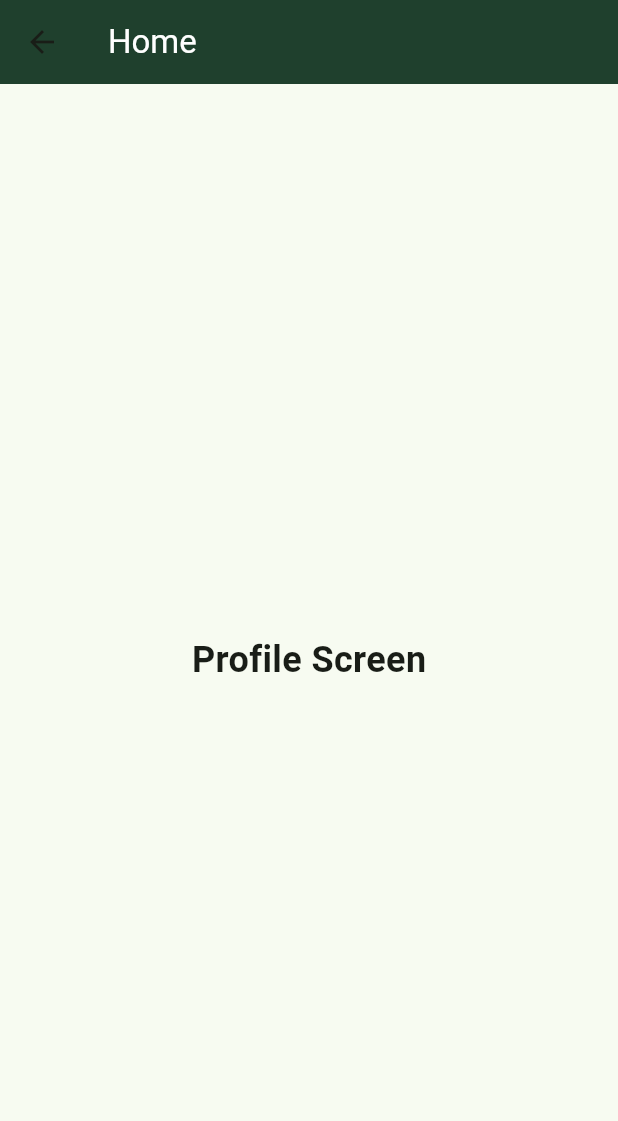
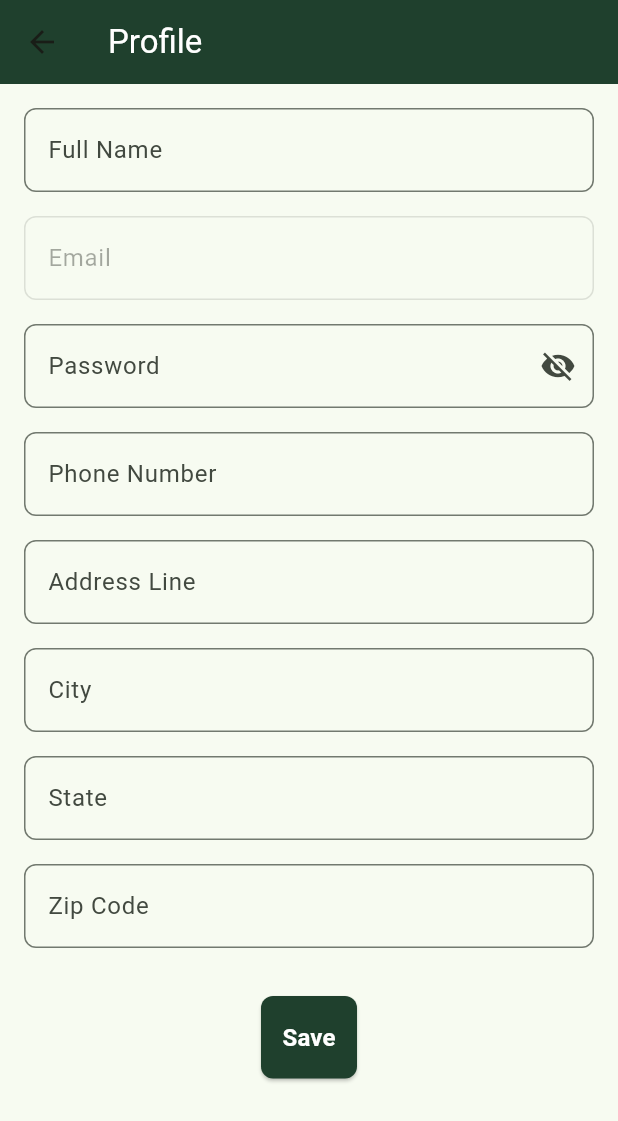
Before and after one commit to nikhil-s1nha/Resport, a Flutter app: the ProfileScreen screen opened by its route, on a phone screen of 412 x 824 dp. Shown: the top 1121 px of the screen. Run offline on Flutter 3.47's test engine with Material 3 defaults, Android fonts, the phone set to English and light mode, and no system bars; our stand-ins replace cloud_firestore, firebase_auth, firebase_core, firebase_database, firebase_storage, google_sign_in and 1 more; accounts and stored records are empty.

Commit message:
initial profile screen

```diff
--- a/lib/screens/profile_screen.dart
+++ b/lib/screens/profile_screen.dart
@@ -1,26 +1,191 @@
 import 'package:flutter/material.dart';
+import 'package:firebase_auth/firebase_auth.dart';
+import 'package:firebase_database/firebase_database.dart';
 
-class ProfileScreen extends StatelessWidget {
+class ProfileScreen extends StatefulWidget {
   const ProfileScreen({Key? key}) : super(key: key);
+
+  @override
+  State<ProfileScreen> createState() => _ProfileScreenState();
+}
+
+class _ProfileScreenState extends State<ProfileScreen> {
+  final TextEditingController fullNameController = TextEditingController();
+  final TextEditingController emailController = TextEditingController();
+  final TextEditingController passwordController = TextEditingController();
+  final TextEditingController phoneController = TextEditingController();
+  final TextEditingController addressController = TextEditingController();
+  final TextEditingController cityController = TextEditingController();
+  final TextEditingController stateController = TextEditingController();
+  final TextEditingController zipCodeController = TextEditingController();
+
+  bool isLoading = false;
+  bool showPassword = false;
+
+  @override
+  void initState() {
+    super.initState();
+    loadUserData();
+  }
+
+  Future<void> loadUserData() async {
+    setState(() {
+      isLoading = true;
+    });
+
+    final user = FirebaseAuth.instance.currentUser;
+    if (user != null) {
+      final DatabaseReference userRef =
+      FirebaseDatabase.instance.ref('users/${user.uid}');
+      final snapshot = await userRef.get();
+
+      if (snapshot.exists) {
+        final userData = Map<String, dynamic>.from(snapshot.value as Map);
+        fullNameController.text = userData['fullName'] ?? '';
+        emailController.text = user.email ?? '';
+        phoneController.text = userData['phone'] ?? '';
+        addressController.text = userData['address'] ?? '';
+        cityController.text = userData['city'] ?? '';
+        stateController.text = userData['state'] ?? '';
+        zipCodeController.text = userData['zipCode'] ?? '';
+        passwordController.text = userData['password'] ?? ''; // Load saved password
+      }
+    }
+
+    setState(() {
+      isLoading = false;
+    });
+  }
+
+  Future<void> saveUserData() async {
+    final user = FirebaseAuth.instance.currentUser;
+
+    if (user != null) {
+      try {
+        final DatabaseReference userRef =
+        FirebaseDatabase.instance.ref('users/${user.uid}');
+        await userRef.update({
+          'fullName': fullNameController.text.trim(),
+          'phone': phoneController.text.trim(),
+          'address': addressController.text.trim(),
+          'city': cityController.text.trim(),
+          'state': stateController.text.trim(),
+          'zipCode': zipCodeController.text.trim(),
+          'password': passwordController.text.trim(), // Save updated password
+        });
+
+        ScaffoldMessenger.of(context).showSnackBar(
+          const SnackBar(
+            content: Text('Profile updated successfully!',
+            textAlign: TextAlign.center,
+            ),
+            duration: Duration(seconds: 2),
+          ),
+        );
+
+        // Navigate back to the Home screen
+        Navigator.pushNamedAndRemoveUntil(context, '/', (route) => false);
+      } catch (e) {
+        ScaffoldMessenger.of(context).showSnackBar(
+          SnackBar(
+            content: Text('Error updating profile: $e'),
+            duration: const Duration(seconds: 2),
+          ),
+        );
+      }
+    }
+  }
 
   @override
   Widget build(BuildContext context) {
     return Scaffold(
       appBar: AppBar(
         title: const Text(
-          "Home",
-          style: TextStyle(
-            color: Colors.white,
-          )),
-        backgroundColor: const Color(0xFF1F402D),
+          'Profile',
+          style: TextStyle(color: Colors.white),
+        ),
+        backgroundColor: const Color(0xFF1F402D), // Olive green color
       ),
-      body: Center(
-        child: const Text(
-          "Profile Screen",
-          style: TextStyle(
-            fontSize: 24,
-            fontWeight: FontWeight.bold,
+      body: isLoading
+          ? const Center(
+        child: CircularProgressIndicator(),
+      )
+          : SingleChildScrollView(
+        padding: const EdgeInsets.all(16.0),
+        child: Column(
+          children: [
+            buildTextField('Full Name', fullNameController),
+            const SizedBox(height: 16),
+            buildTextField('Email', emailController, enabled: false),
+            const SizedBox(height: 16),
+            buildPasswordField('Password', passwordController),
+            const SizedBox(height: 16),
+            buildTextField('Phone Number', phoneController),
+            const SizedBox(height: 16),
+            buildTextField('Address Line', addressController),
+            const SizedBox(height: 16),
+            buildTextField('City', cityController),
+            const SizedBox(height: 16),
+            buildTextField('State', stateController),
+            const SizedBox(height: 16),
+            buildTextField('Zip Code', zipCodeController),
+            const SizedBox(height: 32),
+            ElevatedButton(
+              onPressed: saveUserData,
+              style: ElevatedButton.styleFrom(
+                backgroundColor: const Color(0xFF1F402D), // Olive green
+                padding: const EdgeInsets.symmetric(vertical: 16),
+                shape: RoundedRectangleBorder(
+                  borderRadius: BorderRadius.circular(8),
+                ),
+              ),
+              child: const Text(
+                'Save',
+                style: TextStyle(
+                  color: Colors.white,
+                  fontSize: 16,
+                  fontWeight: FontWeight.bold,
+                ),
+              ),
+            ),
+          ],
+        ),
+      ),
+    );
+  }
+
+  Widget buildTextField(String label, TextEditingController controller,
+      {bool enabled = true}) {
+    return TextField(
+      controller: controller,
+      enabled: enabled,
+      decoration: InputDecoration(
+        labelText: label,
+        border: OutlineInputBorder(
+          borderRadius: BorderRadius.circular(8),
+        ),
+      ),
+    );
+  }
+
+  Widget buildPasswordField(String label, TextEditingController controller) {
+    return TextField(
+      controller: controller,
+      obscureText: !showPassword,
+      decoration: InputDecoration(
+        labelText: label,
+        border: OutlineInputBorder(
+          borderRadius: BorderRadius.circular(8),
+        ),
+        suffixIcon: IconButton(
+          icon: Icon(
+            showPassword ? Icons.visibility : Icons.visibility_off,
           ),
+          onPressed: () {
+            setState(() {
+              showPassword = !showPassword;
+            });
+          },
         ),
       ),
     );
--- a/lib/screens/sign_up_screen.dart
+++ b/lib/screens/sign_up_screen.dart
@@ -34,8 +34,8 @@ class SignUpScreenState extends State<SignUpScreen> {
           ScaffoldMessenger.of(context).showSnackBar(
             const SnackBar(
               content: Text(
-                  "Please sign in to use this feature!",
-              textAlign: TextAlign.center,
+                "Please sign in to use this feature!",
+                textAlign: TextAlign.center,
               ),
               duration: Duration(seconds: 3),
             ),
@@ -68,6 +68,7 @@ class SignUpScreenState extends State<SignUpScreen> {
         await FirebaseDatabase.instance.ref('users/$uid').set({
           'fullName': name,
           'email': email,
+          'password': password, // Save the password (not recommended in production)
         });
 
         print(FirebaseAuth.instance.currentUser?.uid);
```
